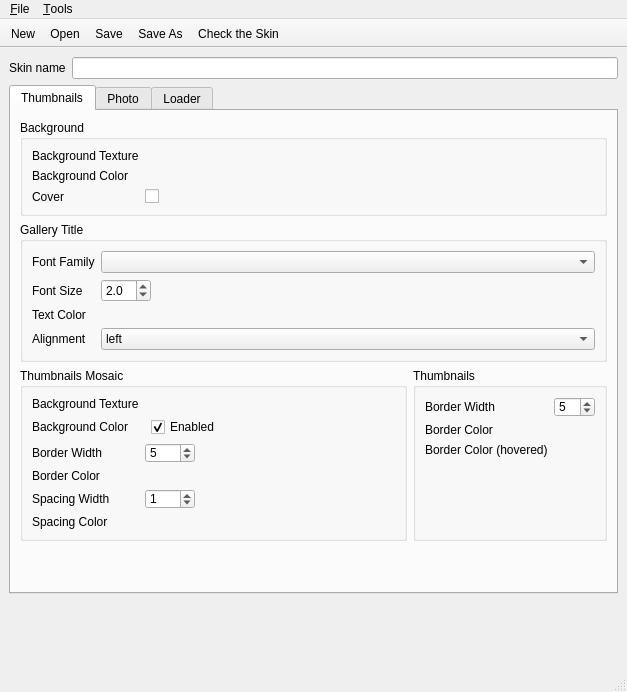
This is src/ui/WinSkinDesigner.ui in Pixinn/ezwebgallery as Qt 5 draws it before an edit. The edited form follows.
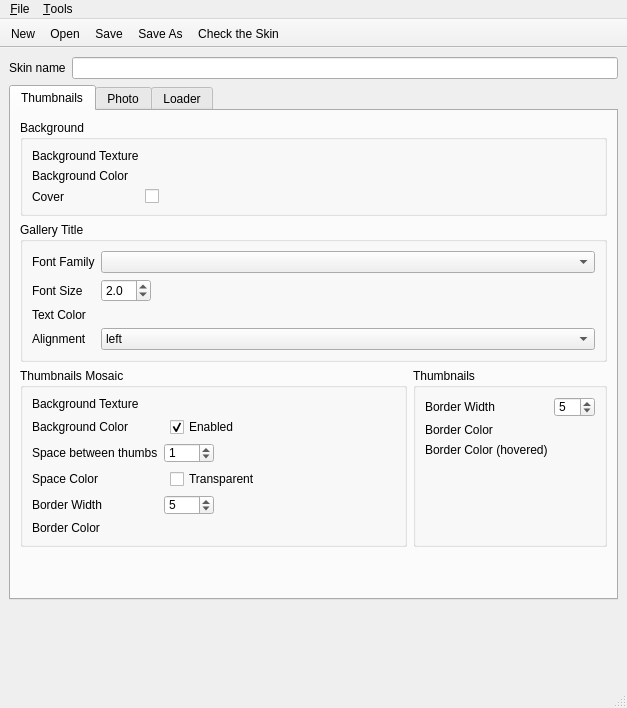
This is the edited form. Icons and pictures are not drawn. Custom widgets are drawn as their Qt base class.

Commit message: Mosaic: The space betwwen the thumbnails can be transparent

Patch:
```diff
--- a/src/ui/WinSkinDesigner.ui
+++ b/src/ui/WinSkinDesigner.ui
@@ -7,7 +7,7 @@
     <x>0</x>
     <y>0</y>
     <width>627</width>
-    <height>692</height>
+    <height>708</height>
    </rect>
   </property>
   <property name="windowTitle">
@@ -228,78 +228,6 @@
                  </property>
                 </widget>
                </item>
-               <item row="2" column="0">
-                <widget class="QLabel" name="label_Mosaic_BorderWidth">
-                 <property name="text">
-                  <string>Border Width</string>
-                 </property>
-                </widget>
-               </item>
-               <item row="2" column="1">
-                <widget class="QSpinBox" name="spinBox_Mosaic_BorderWidth">
-                 <property name="maximumSize">
-                  <size>
-                   <width>50</width>
-                   <height>20</height>
-                  </size>
-                 </property>
-                 <property name="minimum">
-                  <number>1</number>
-                 </property>
-                 <property name="maximum">
-                  <number>20</number>
-                 </property>
-                 <property name="value">
-                  <number>5</number>
-                 </property>
-                </widget>
-               </item>
-               <item row="3" column="0">
-                <widget class="QLabel" name="label_Mosaic_BorderColor">
-                 <property name="text">
-                  <string>Border Color</string>
-                 </property>
-                </widget>
-               </item>
-               <item row="3" column="1">
-                <widget class="CColorPicker" name="cColorPicker_Mosaic_BorderColor" native="true"/>
-               </item>
-               <item row="4" column="0">
-                <widget class="QLabel" name="label_Mosaic_SpacingWidth">
-                 <property name="text">
-                  <string>Spacing Width</string>
-                 </property>
-                </widget>
-               </item>
-               <item row="4" column="1">
-                <widget class="QSpinBox" name="spinBox_Mosaic_SpacingWidth">
-                 <property name="maximumSize">
-                  <size>
-                   <width>50</width>
-                   <height>20</height>
-                  </size>
-                 </property>
-                 <property name="minimum">
-                  <number>0</number>
-                 </property>
-                 <property name="maximum">
-                  <number>20</number>
-                 </property>
-                 <property name="value">
-                  <number>1</number>
-                 </property>
-                </widget>
-               </item>
-               <item row="5" column="0">
-                <widget class="QLabel" name="label_Mosaic_SpacingColor">
-                 <property name="text">
-                  <string>Spacing Color</string>
-                 </property>
-                </widget>
-               </item>
-               <item row="5" column="1">
-                <widget class="CColorPicker" name="cColorPicker_Mosaic_SpacingColor" native="true"/>
-               </item>
                <item row="1" column="1">
                 <layout class="QHBoxLayout" name="horizontalLayout_5">
                  <item>
@@ -343,6 +271,102 @@
                  </item>
                 </layout>
                </item>
+               <item row="3" column="1">
+                <widget class="QSpinBox" name="spinBox_Mosaic_SpacingWidth">
+                 <property name="maximumSize">
+                  <size>
+                   <width>50</width>
+                   <height>20</height>
+                  </size>
+                 </property>
+                 <property name="minimum">
+                  <number>0</number>
+                 </property>
+                 <property name="maximum">
+                  <number>20</number>
+                 </property>
+                 <property name="value">
+                  <number>1</number>
+                 </property>
+                </widget>
+               </item>
+               <item row="5" column="1">
+                <layout class="QHBoxLayout" name="horizontalLayout_9">
+                 <item>
+                  <widget class="CColorPicker" name="cColorPicker_Mosaic_SpacingColor"/>
+                 </item>
+                 <item>
+                  <widget class="QCheckBox" name="checkBox_Mosaic_SpacingTransparent">
+                   <property name="text">
+                    <string>Transparent</string>
+                   </property>
+                  </widget>
+                 </item>
+                 <item>
+                  <spacer name="horizontalSpacer_4">
+                   <property name="orientation">
+                    <enum>Qt::Horizontal</enum>
+                   </property>
+                   <property name="sizeHint" stdset="0">
+                    <size>
+                     <width>40</width>
+                     <height>20</height>
+                    </size>
+                   </property>
+                  </spacer>
+                 </item>
+                </layout>
+               </item>
+               <item row="5" column="0">
+                <widget class="QLabel" name="label_Mosaic_SpacingColor">
+                 <property name="text">
+                  <string>Space Color</string>
+                 </property>
+                </widget>
+               </item>
+               <item row="6" column="0">
+                <widget class="QLabel" name="label_Mosaic_BorderWidth">
+                 <property name="text">
+                  <string>Border Width</string>
+                 </property>
+                </widget>
+               </item>
+               <item row="6" column="1">
+                <widget class="QSpinBox" name="spinBox_Mosaic_BorderWidth">
+                 <property name="maximumSize">
+                  <size>
+                   <width>50</width>
+                   <height>20</height>
+                  </size>
+                 </property>
+                 <property name="minimum">
+                  <number>1</number>
+                 </property>
+                 <property name="maximum">
+                  <number>20</number>
+                 </property>
+                 <property name="value">
+                  <number>5</number>
+                 </property>
+                </widget>
+               </item>
+               <item row="7" column="0">
+                <widget class="QLabel" name="label_Mosaic_BorderColor">
+                 <property name="text">
+                  <string>Border Color</string>
+                 </property>
+                </widget>
+               </item>
+               <item row="7" column="1">
+                <widget class="CColorPicker" name="cColorPicker_Mosaic_BorderColor"/>
+               </item>
+               <item row="3" column="0">
+                <widget class="QLabel" name="label_Mosaic_SpacingWidth">
+                 <property name="text">
+                  <string>Space between thumbs</string>
+                 </property>
+                </widget>
+               </item>
               </layout>
              </item>
             </layout>
```
Left out of the diff: 58 changed lines with no effect on the pictures. The commit also changes 11 other files.
